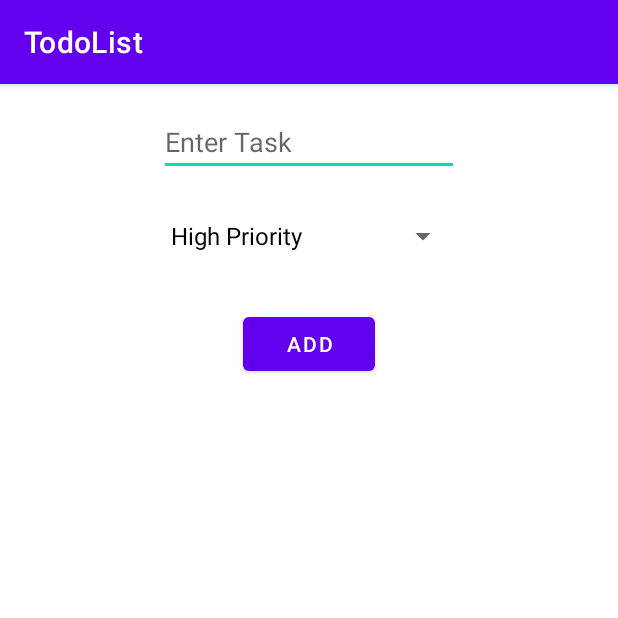
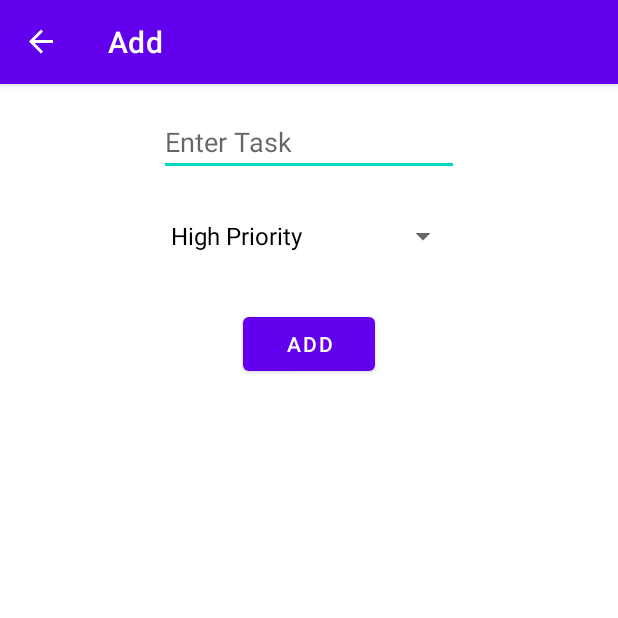
Before and after one commit to dits1019/Kotlin-MVVM-Todolist-Example, an Android app: the screen it shows after launch (MainActivity), after a tap on an icon or button, on a phone screen of 412 x 824 dp, the top half of it. Run offline under Robolectric (Android 15) with nearby library versions, the phone set to English and light mode, and no system bars; our stand-ins replace Room's generated code, data binding, navigation-ui.

Commit message:
Todolist 완성

```diff
--- a/app/src/main/java/com/example/todolist/ui/MainActivity.kt
+++ b/app/src/main/java/com/example/todolist/ui/MainActivity.kt
@@ -4,20 +4,24 @@ import android.content.Intent
 import androidx.appcompat.app.AppCompatActivity
 import android.os.Bundle
 import androidx.navigation.findNavController
+import androidx.navigation.fragment.NavHostFragment
 import androidx.navigation.ui.setupActionBarWithNavController
 import com.example.todolist.R
 import com.google.android.material.floatingactionbutton.FloatingActionButton
 class MainActivity : AppCompatActivity() {
+    private lateinit var navHostFragment : NavHostFragment
+
     override fun onCreate(savedInstanceState: Bundle?) {
         super.onCreate(savedInstanceState)
         setContentView(R.layout.activity_main)
 
-        setupActionBarWithNavController(findNavController(R.id.nav_host_fragment_container))
+        navHostFragment = supportFragmentManager.findFragmentById(R.id.nav_host_fragment) as NavHostFragment
+
+        setupActionBarWithNavController(findNavController(R.id.nav_host_fragment))
     }
 
     override fun onSupportNavigateUp(): Boolean {
-        val navController = findNavController(R.id.nav_host_fragment_container)
+        val navController = navHostFragment.navController
         return navController.navigateUp() || super.onSupportNavigateUp()
     }
-
 }
--- a/app/src/main/res/layout/activity_main.xml
+++ b/app/src/main/res/layout/activity_main.xml
@@ -6,8 +6,8 @@
     android:layout_height="match_parent"
     tools:context=".ui.MainActivity">
 
-    <androidx.fragment.app.FragmentContainerView
-        android:id="@+id/fragment"
+    <fragment
+        android:id="@+id/nav_host_fragment"
         android:name="androidx.navigation.fragment.NavHostFragment"
         android:layout_width="0dp"
         android:layout_height="0dp"
```
